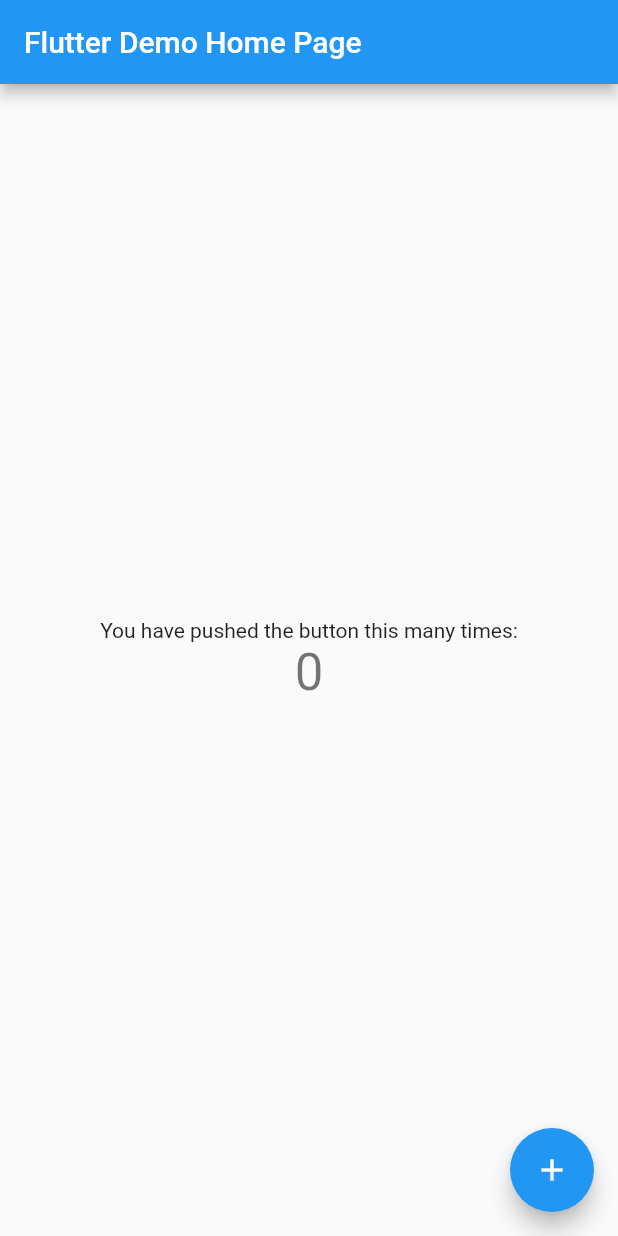
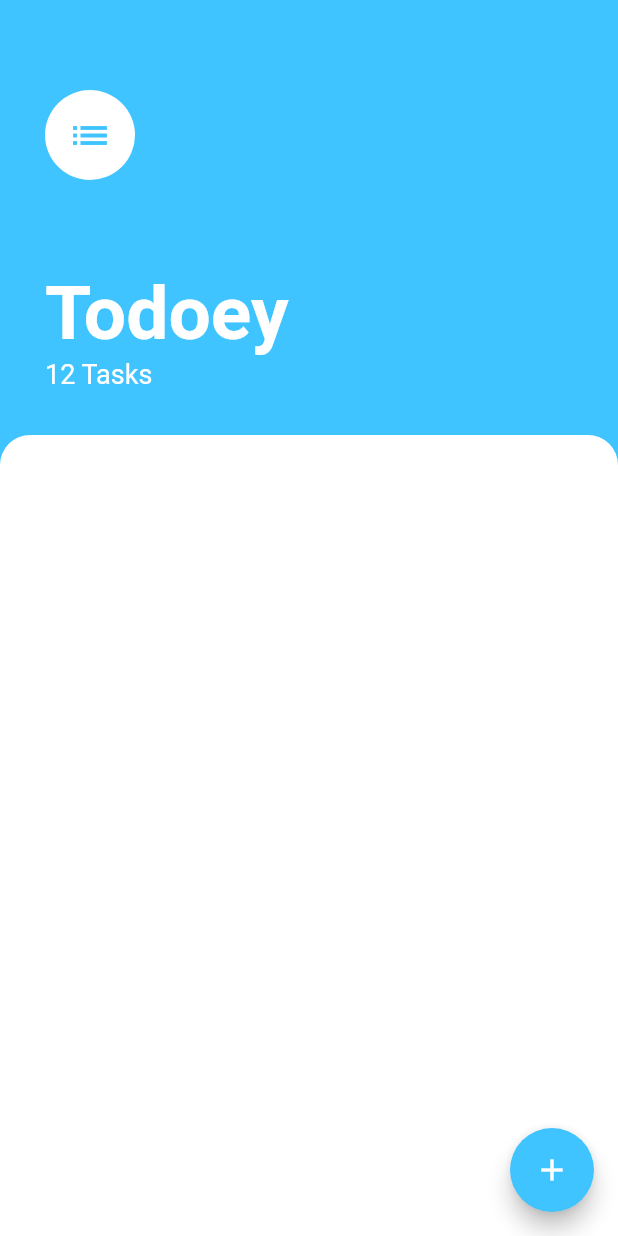
Before and after one commit to abd99/flutter_todo_list, a Flutter app: the screen it shows after launch, on a phone screen of 412 x 824 dp. Run offline on Flutter 3.47's test engine with Material 2 defaults, Android fonts, the phone set to English and light mode, and no system bars.

Commit message:
Create basic Layout

```diff
--- a/lib/main.dart
+++ b/lib/main.dart
@@ -1,113 +1,16 @@
 import 'package:flutter/material.dart';
+
+import 'screens/tasks_screen.dart';
 
 void main() {
   runApp(MyApp());
 }
 
 class MyApp extends StatelessWidget {
-  // This widget is the root of your application.
   @override
   Widget build(BuildContext context) {
     return MaterialApp(
-      title: 'Flutter Demo',
-      theme: ThemeData(
-        // This is the theme of your application.
-        //
-        // Try running your application with "flutter run". You'll see the
-        // application has a blue toolbar. Then, without quitting the app, try
-        // changing the primarySwatch below to Colors.green and then invoke
-        // "hot reload" (press "r" in the console where you ran "flutter run",
-        // or simply save your changes to "hot reload" in a Flutter IDE).
-        // Notice that the counter didn't reset back to zero; the application
-        // is not restarted.
-        primarySwatch: Colors.blue,
-      ),
-      home: MyHomePage(title: 'Flutter Demo Home Page'),
+      home: TasksScreen(),
     );
   }
 }
-
-class MyHomePage extends StatefulWidget {
-  MyHomePage({Key key, this.title}) : super(key: key);
-
-  // This widget is the home page of your application. It is stateful, meaning
-  // that it has a State object (defined below) that contains fields that affect
-  // how it looks.
-
-  // This class is the configuration for the state. It holds the values (in this
-  // case the title) provided by the parent (in this case the App widget) and
-  // used by the build method of the State. Fields in a Widget subclass are
-  // always marked "final".
-
-  final String title;
-
-  @override
-  _MyHomePageState createState() => _MyHomePageState();
-}
-
-class _MyHomePageState extends State<MyHomePage> {
-  int _counter = 0;
-
-  void _incrementCounter() {
-    setState(() {
-      // This call to setState tells the Flutter framework that something has
-      // changed in this State, which causes it to rerun the build method below
-      // so that the display can reflect the updated values. If we changed
-      // _counter without calling setState(), then the build method would not be
-      // called again, and so nothing would appear to happen.
-      _counter++;
-    });
-  }
-
-  @override
-  Widget build(BuildContext context) {
-    // This method is rerun every time setState is called, for instance as done
-    // by the _incrementCounter method above.
-    //
-    // The Flutter framework has been optimized to make rerunning build methods
-    // fast, so that you can just rebuild anything that needs updating rather
-    // than having to individually change instances of widgets.
-    return Scaffold(
-      appBar: AppBar(
-        // Here we take the value from the MyHomePage object that was created by
-        // the App.build method, and use it to set our appbar title.
-        title: Text(widget.title),
-      ),
-      body: Center(
-        // Center is a layout widget. It takes a single child and positions it
-        // in the middle of the parent.
-        child: Column(
-          // Column is also a layout widget. It takes a list of children and
-          // arranges them vertically. By default, it sizes itself to fit its
-          // children horizontally, and tries to be as tall as its parent.
-          //
-          // Invoke "debug painting" (press "p" in the console, choose the
-          // "Toggle Debug Paint" action from the Flutter Inspector in Android
-          // Studio, or the "Toggle Debug Paint" command in Visual Studio Code)
-          // to see the wireframe for each widget.
-          //
-          // Column has various properties to control how it sizes itself and
-          // how it positions its children. Here we use mainAxisAlignment to
-          // center the children vertically; the main axis here is the vertical
-          // axis because Columns are vertical (the cross axis would be
-          // horizontal).
-          mainAxisAlignment: MainAxisAlignment.center,
-          children: <Widget>[
-            Text(
-              'You have pushed the button this many times:',
-            ),
-            Text(
-              '$_counter',
-              style: Theme.of(context).textTheme.headline4,
-            ),
-          ],
-        ),
-      ),
-      floatingActionButton: FloatingActionButton(
-        onPressed: _incrementCounter,
-        tooltip: 'Increment',
-        child: Icon(Icons.add),
-      ), // This trailing comma makes auto-formatting nicer for build methods.
-    );
-  }
-}
--- /dev/null
+++ b/lib/screens/tasks_screen.dart
@@ -0,0 +1,71 @@
+import 'package:flutter/material.dart';
+
+class TasksScreen extends StatelessWidget {
+  @override
+  Widget build(BuildContext context) {
+    return Scaffold(
+      backgroundColor: Colors.lightBlueAccent,
+      body: Column(
+        crossAxisAlignment: CrossAxisAlignment.start,
+        children: <Widget>[
+          Container(
+            padding: EdgeInsets.only(
+              top: 60.0,
+              left: 30.0,
+              right: 30.0,
+              bottom: 30.0,
+            ),
+            child: Column(
+              crossAxisAlignment: CrossAxisAlignment.start,
+              children: <Widget>[
+                CircleAvatar(
+                  backgroundColor: Colors.white,
+                  foregroundColor: Colors.lightBlueAccent,
+                  radius: 30.0,
+                  child: Icon(
+                    Icons.list,
+                    size: 30.0,
+                  ),
+                ),
+                SizedBox(
+                  height: 60.0,
+                ),
+                Text(
+                  'Todoey',
+                  style: TextStyle(
+                    fontSize: 50.0,
+                    color: Colors.white,
+                    fontWeight: FontWeight.w700,
+                  ),
+                ),
+                Text(
+                  '12 Tasks',
+                  style: TextStyle(
+                    color: Colors.white,
+                    fontSize: 18.0,
+                  ),
+                ),
+              ],
+            ),
+          ),
+          Expanded(
+            child: Container(
+              decoration: BoxDecoration(
+                color: Colors.white,
+                borderRadius: BorderRadius.only(
+                  topLeft: Radius.circular(20.0),
+                  topRight: Radius.circular(20.0),
+                ),
+              ),
+            ),
+          ),
+        ],
+      ),
+      floatingActionButton: FloatingActionButton(
+        onPressed: () {},
+        backgroundColor: Colors.lightBlueAccent,
+        child: Icon(Icons.add),
+      ),
+    );
+  }
+}
```
